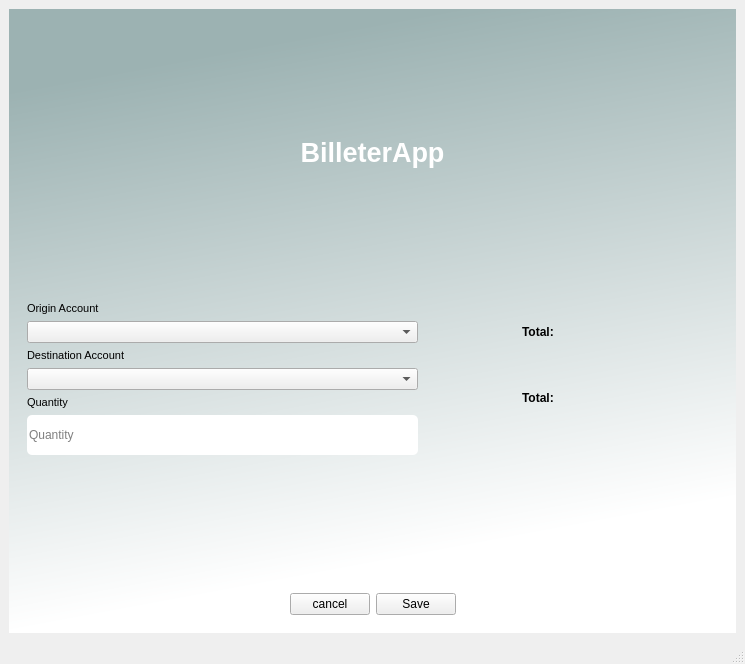
Qt form guicore/uis/operation_transfer_screen.ui (Igna11/billetera) before a commit.
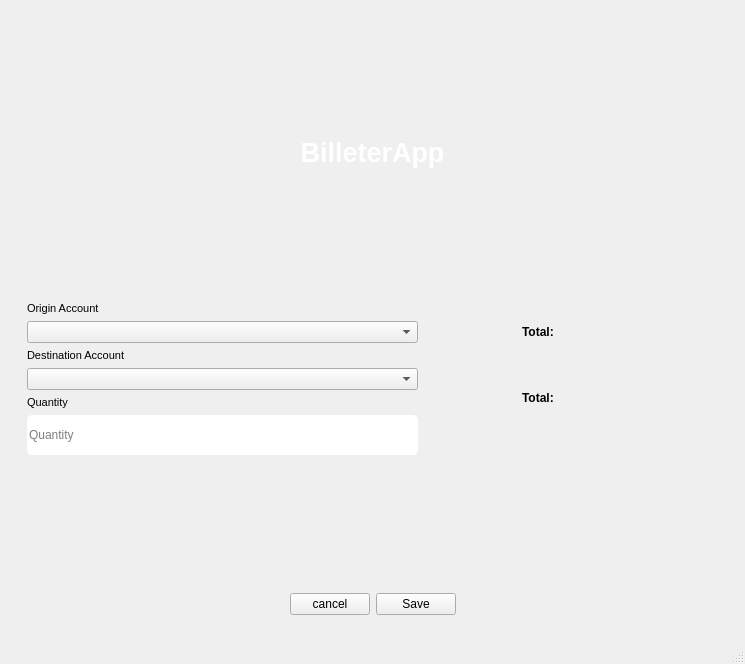
The same form after that commit. Icons and pictures are not drawn.

```diff
--- a/guicore/uis/operation_transfer_screen.ui
+++ b/guicore/uis/operation_transfer_screen.ui
@@ -22,8 +22,7 @@
     <item>
      <widget class="QWidget" name="widget" native="true">
       <property name="styleSheet">
-       <string notr="true">QWidget#widget{
-background-color:qlineargradient(spread:pad, x1:0, y1:0, x2:0.207, y2:0.954545, stop:0.132159 rgba(156, 178, 178, 255), stop:1 rgba(255, 255, 255, 255))}</string>
+       <string notr="true"/>
       </property>
       <layout class="QVBoxLayout" name="verticalLayout" stretch="7,7,0,1">
        <item>
```
Left out of the diff: 2 changed lines with no effect on the pictures.
